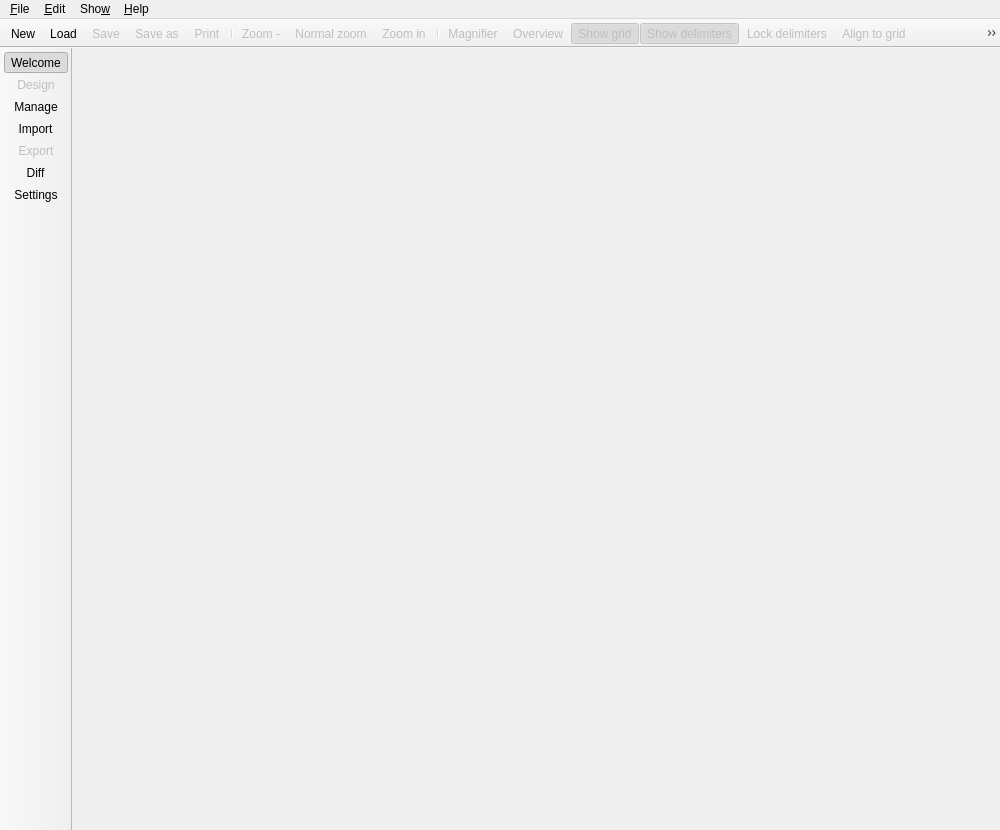
Qt form libs/libgui/ui/mainwindow.ui (arichiardi/pgmodeler) before a commit.
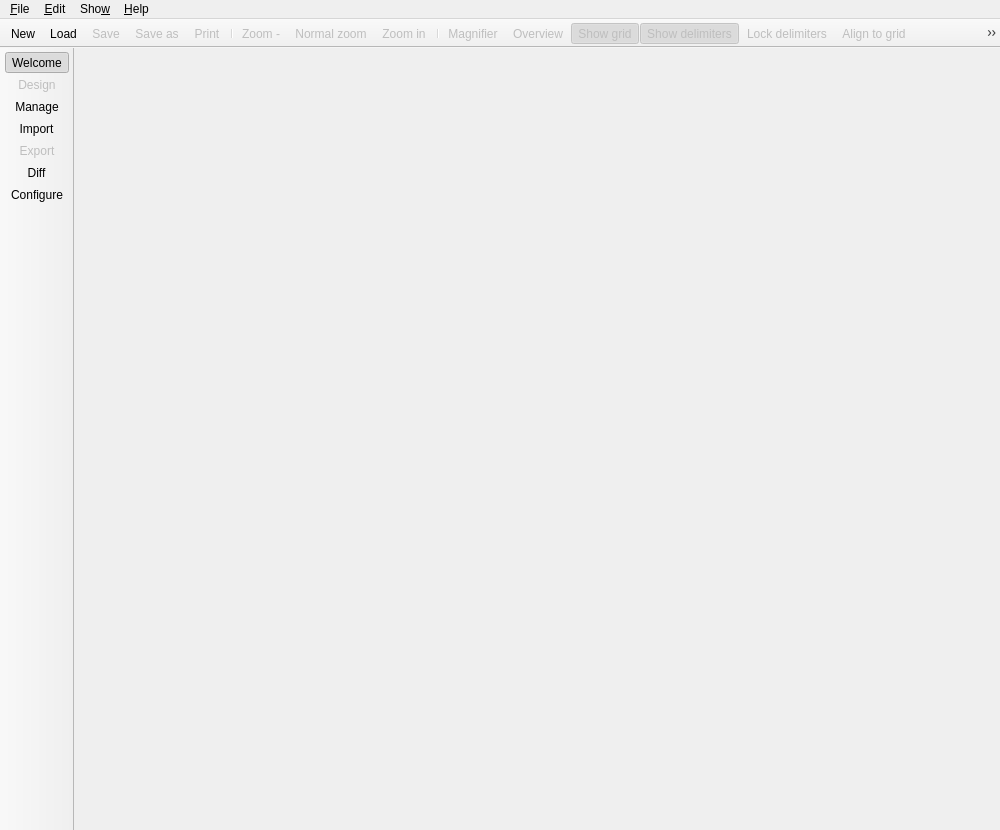
The same form after that commit. Icons and pictures are not drawn.

Commit message: Adjusting GeneralConfigWidget to fit in the new ConfigurationWidget UI (WIP)

```diff
--- a/libs/libgui/ui/mainwindow.ui
+++ b/libs/libgui/ui/mainwindow.ui
@@ -837,7 +837,7 @@
     <addaction name="action_undo"/>
     <addaction name="action_redo"/>
     <addaction name="separator"/>
-    <addaction name="action_settings"/>
+    <addaction name="action_configure"/>
     <addaction name="separator"/>
    </widget>
    <widget class="QMenu" name="about_menu">
@@ -929,7 +929,7 @@
    <addaction name="action_import"/>
    <addaction name="action_export"/>
    <addaction name="action_diff"/>
-   <addaction name="action_settings"/>
+   <addaction name="action_configure"/>
   </widget>
   <widget class="QToolBar" name="model_acts_tb">
    <property name="enabled">
@@ -1320,7 +1320,7 @@
     <string>Ctrl+L</string>
    </property>
   </action>
-  <action name="action_settings">
+  <action name="action_configure">
    <property name="checkable">
     <bool>true</bool>
    </property>
@@ -1329,7 +1329,10 @@
      <normaloff>:/icons/icons/config.png</normaloff>:/icons/icons/config.png</iconset>
    </property>
    <property name="text">
-    <string>Settings</string>
+    <string>Configure</string>
+   </property>
+   <property name="iconText">
+    <string>Configure</string>
    </property>
    <property name="toolTip">
     <string>Edit pgModeler settings</string>
```
The commit also changes 7 other files.
